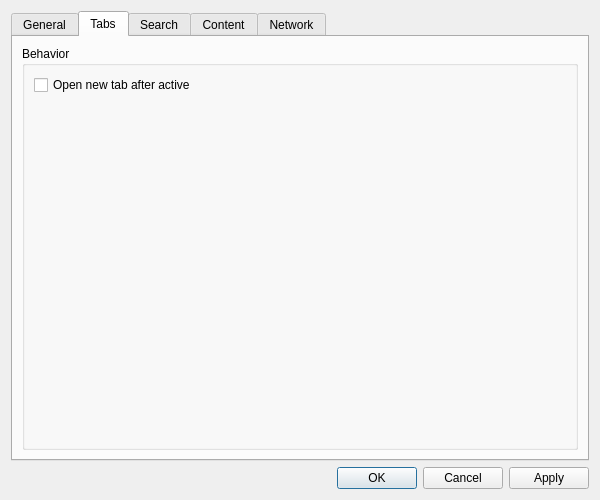
Before: the Qt Designer form src/libs/ui/settingsdialog.ui in zealdocs/zeal, drawn with Qt 5.
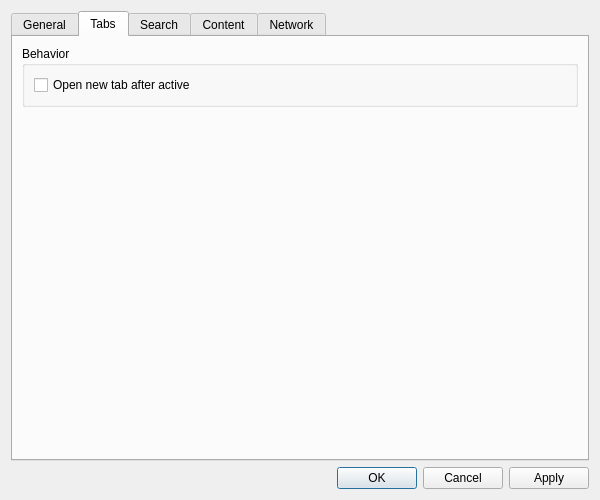
After: the same form once the commit is applied. The open tabs and pages were chosen to show the change. Custom widgets are drawn as their Qt base class.

Commit message: ui: Fix sizing of the tab behavior group box in SettingsDialog

Diff of the .ui file:
```diff
--- a/src/libs/ui/settingsdialog.ui
+++ b/src/libs/ui/settingsdialog.ui
@@ -173,8 +173,8 @@
          <property name="title">
           <string>Behavior</string>
          </property>
-         <layout class="QFormLayout" name="formLayout">
-          <item row="0" column="0">
+         <layout class="QVBoxLayout" name="verticalLayout_12">
+          <item>
            <widget class="QCheckBox" name="openNewTabAfterActive">
             <property name="text">
              <string>Open new tab after active</string>
@@ -184,6 +184,19 @@
          </layout>
         </widget>
        </item>
+       <item>
+        <spacer name="verticalSpacer_5">
+         <property name="orientation">
+          <enum>Qt::Vertical</enum>
+         </property>
+         <property name="sizeHint" stdset="0">
+          <size>
+           <width>20</width>
+           <height>40</height>
+          </size>
+         </property>
+        </spacer>
+       </item>
       </layout>
      </widget>
      <widget class="QWidget" name="searchTab">
```
